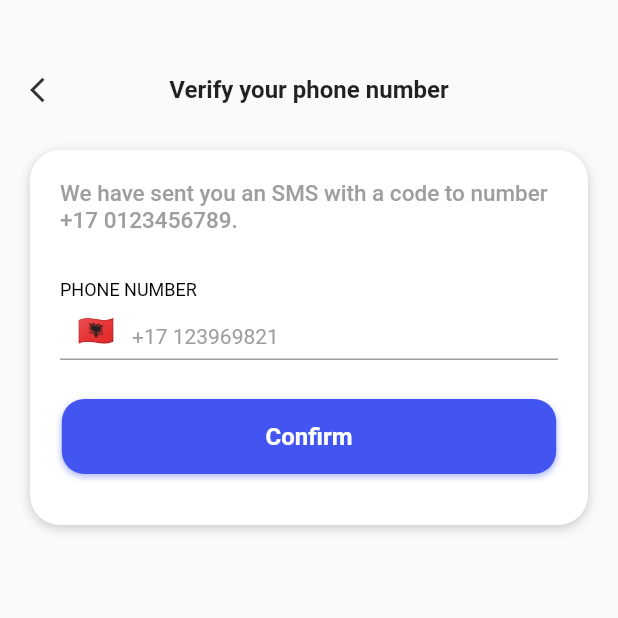
After one commit to Usamamajid13/smart_transfer, a Flutter app: the VerifyPhoneNumberScreen screen opened by its route, on a phone screen of 412 x 824 dp, the top half of it. The commit adds this screen. Run offline on Flutter 3.47's test engine with Material 2 defaults, Android fonts, the phone set to English and light mode, and no system bars; our stand-ins replace country_picker.

Commit message:
6 screens

```diff
--- a/lib/AppConstants/constants.dart
+++ b/lib/AppConstants/constants.dart
@@ -10,5 +10,6 @@ const splashScreenRoute = "/";
 const catalogScreenRoute = "/catalogScreenRoute";
 const loginScreenRoute = "/loginScreenRoute";
 const forgotPasswordEmailScreenRoute = "/forgotPasswordEmailScreenRoute";
+const verifyPhoneNumberScreenRoute = "/verifyPhoneNumberScreenRoute";
 const signUpScreenRoute = "/signUpScreenRoute";
 const homeScreenRoute = "/homeScreenRoute";
--- a/lib/Authentication/sign_up_screen.dart
+++ b/lib/Authentication/sign_up_screen.dart
@@ -119,7 +119,10 @@ class _SignUpScreenState extends State<SignUpScreen> {
                           ),
                           utils.bigButton(
                             width: MediaQuery.of(context).size.width * 0.8,
-                            onTap: () {},
+                            onTap: () {
+                              Navigator.pushNamed(
+                                  context, verifyPhoneNumberScreenRoute);
+                            },
                             text: "Sign Up",
                             fontSize: 16,
                             borderRadius: 15.0,
--- /dev/null
+++ b/lib/Authentication/verify_phone_screen.dart
@@ -0,0 +1,150 @@
+import 'package:country_picker/country_picker.dart';
+import 'package:flutter/foundation.dart';
+import 'package:flutter/material.dart';
+
+import '../Utils/app_utils.dart';
+
+class VerifyPhoneNumberScreen extends StatefulWidget {
+  const VerifyPhoneNumberScreen({Key? key}) : super(key: key);
+
+  @override
+  State<VerifyPhoneNumberScreen> createState() =>
+      _VerifyPhoneNumberScreenState();
+}
+
+class _VerifyPhoneNumberScreenState extends State<VerifyPhoneNumberScreen> {
+  var utils = AppUtils();
+  bool value = false;
+  String countryFlag = "🇦🇱";
+  @override
+  Widget build(BuildContext context) {
+    return Scaffold(
+      body: SingleChildScrollView(
+        child: Padding(
+          padding: const EdgeInsets.symmetric(horizontal: 20),
+          child: Column(
+            crossAxisAlignment: CrossAxisAlignment.start,
+            children: [
+              const SizedBox(
+                height: 50,
+              ),
+              Row(
+                mainAxisAlignment: MainAxisAlignment.spaceBetween,
+                children: [
+                  GestureDetector(
+                    onTap: () {
+                      Navigator.pop(context);
+                    },
+                    child: Icon(
+                      Icons.arrow_back_ios,
+                      color: Colors.black.withOpacity(0.8),
+                      size: 20,
+                    ),
+                  ),
+                  Text(
+                    "Verify your phone number",
+                    style: utils.xmediumTitleSemiBoldTextStyle(),
+                  ),
+                  SizedBox(
+                    width: 20,
+                  ),
+                ],
+              ),
+              const SizedBox(
+                height: 30,
+              ),
+              Container(
+                width: MediaQuery.of(context).size.width,
+                height: 250,
+                decoration: BoxDecoration(
+                  color: Colors.white,
+                  boxShadow: [
+                    BoxShadow(
+                      color: Colors.black.withOpacity(0.2),
+                      blurRadius: 5,
+                      offset: const Offset(0, 2),
+                    )
+                  ],
+                  borderRadius: BorderRadius.circular(20.0),
+                ),
+                child: Column(
+                  children: [
+                    const SizedBox(
+                      height: 20,
+                    ),
+                    Padding(
+                      padding: const EdgeInsets.symmetric(horizontal: 20),
+                      child: Column(
+                        children: [
+                          Text(
+                            "We have sent you an SMS with a code to number +17 0123456789.",
+                            style: utils.xmediumTitleTextStyle(
+                              color: Colors.grey,
+                            ),
+                          ),
+                          const SizedBox(
+                            height: 30,
+                          ),
+                          utils.labelTextField(
+                            obscureText: false,
+                            hintText: "+17 123969821",
+                            labelText: "PHONE NUMBER",
+                            prefixIcon: GestureDetector(
+                              onTap: () {
+                                showCountryPicker(
+                                  context: context,
+                                  showPhoneCode: true,
+                                  onSelect: (Country country) {
+                                    countryFlag = country.phoneCode;
+                                    setState(() {});
+                                    if (kDebugMode) {
+                                      print(
+                                          'Select country: ${country.flagEmoji}');
+                                    }
+                                  },
+                                );
+                              },
+                              child: Container(
+                                width: 30,
+                                height: 50,
+                                child: Center(
+                                  child: Text(
+                                    countryFlag,
+                                    style: TextStyle(
+                                      fontSize: 20,
+                                    ),
+                                  ),
+                                ),
+                              ),
+                            ),
+                            onChange: (val) {
+                              setState(() {});
+                            },
+                          ),
+                          const SizedBox(
+                            height: 10,
+                          ),
+                          utils.bigButton(
+                            width: MediaQuery.of(context).size.width * 0.8,
+                            onTap: () {},
+                            fontSize: 16,
+                            text: "Confirm",
+                            borderRadius: 15.0,
+                            textColor: Colors.white,
+                          ),
+                          const SizedBox(
+                            height: 20,
+                          ),
+                        ],
+                      ),
+                    ),
+                  ],
+                ),
+              ),
+            ],
+          ),
+        ),
+      ),
+    );
+  }
+}
--- a/lib/main.dart
+++ b/lib/main.dart
@@ -8,6 +8,7 @@ import 'Authentication/forgot_password_email_screen.dart';
 import 'Authentication/login_screen.dart';
 import 'Authentication/sign_up_screen.dart';
 import 'Authentication/splash_screen.dart';
+import 'Authentication/verify_phone_screen.dart';
 import 'MainScreens/home_screen.dart';
 
 void main() {
@@ -29,6 +30,8 @@ class MyApp extends StatelessWidget {
         forgotPasswordEmailScreenRoute: (context) =>
             const ForgotPasswordEmailScreen(),
         signUpScreenRoute: (context) => const SignUpScreen(),
+        verifyPhoneNumberScreenRoute: (context) =>
+            const VerifyPhoneNumberScreen(),
       },
     );
   }
--- a/pubspec.yaml
+++ b/pubspec.yaml
@@ -36,6 +36,7 @@ dependencies:
   # Use with the CupertinoIcons class for iOS style icons.
   cupertino_icons: ^1.0.2
   shared_preferences: ^2.1.1
+  country_picker: ^2.0.19
 
 dev_dependencies:
   flutter_test:
```
Also changed, not shown: pubspec.lock.
